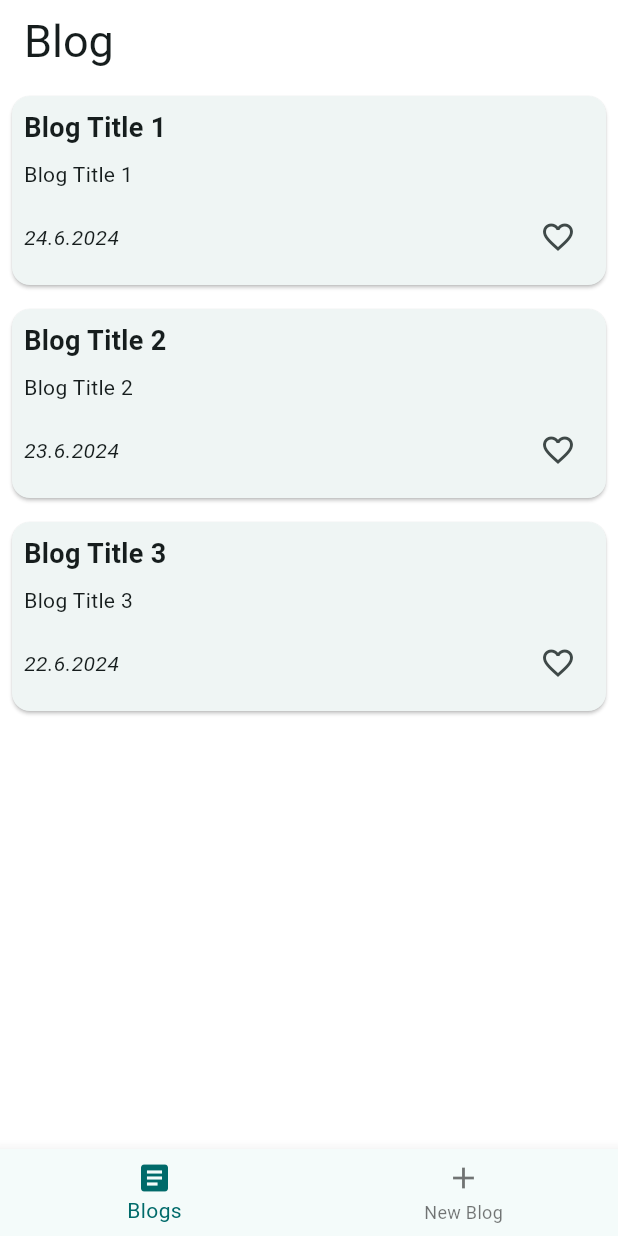
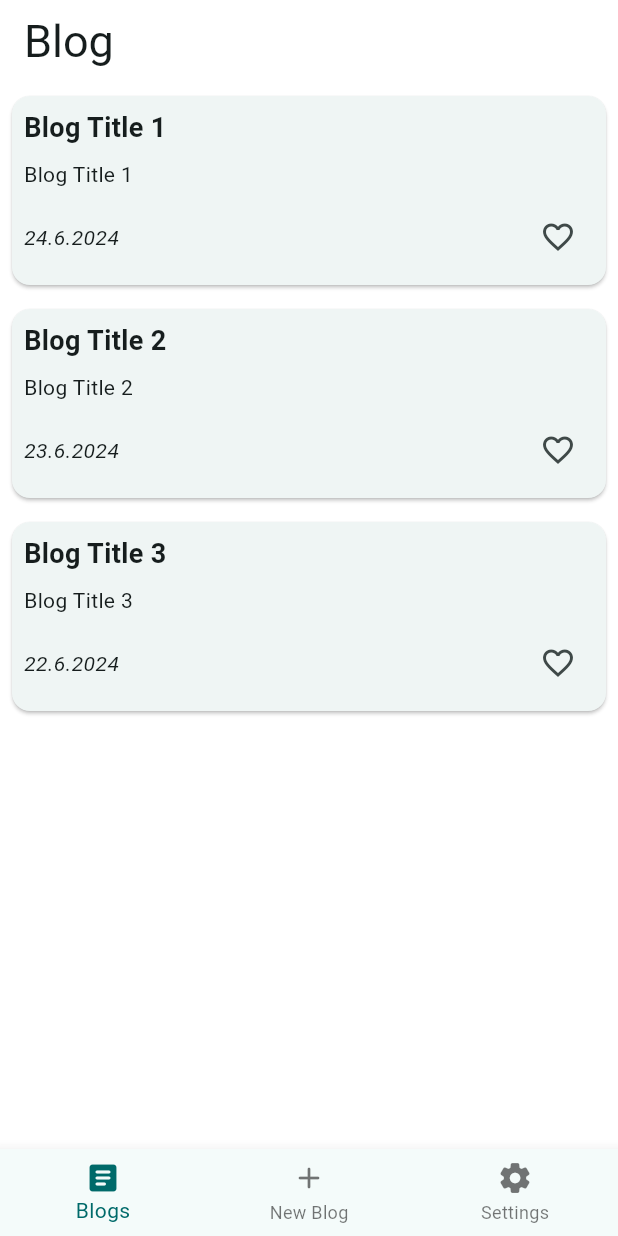
Before and after one commit to TukaWarrior/hftm_MobileComputing_Project_BlogProject, a Flutter app: the screen it shows after launch, on a phone screen of 412 x 824 dp. Run offline on Flutter 3.47's test engine with Material 3 defaults, Android fonts, the phone set to English and light mode, and no system bars.

Commit message:
Added darkmode and auto theme

```diff
--- a/lib/main.dart
+++ b/lib/main.dart
@@ -1,3 +1,4 @@
+import 'package:blog_project/providers/theme_provider.dart';
 import 'package:blog_project/utils/providers.dart';
 import 'package:flutter/material.dart';
 import 'package:provider/provider.dart';
@@ -16,13 +17,46 @@ class MainApp extends StatelessWidget {
   @override
   Widget build(BuildContext context) {
     return MultiProvider(
-      providers: [createBlogProvider()],
-      child: MaterialApp(
-        navigatorKey: mainNavigatorKey,
-        title: "Lucas Blog",
-        theme: theme,
-        home: const MainScreen(),
+      providers: [createBlogProvider(), createThemeProvider()],
+      child: Consumer<ThemeProvider>(
+        builder: (context, themeProvider, child) {
+          return MaterialApp(
+            navigatorKey: mainNavigatorKey,
+            title: "Lucas Blog",
+            theme: lightTheme,
+            darkTheme: darkTheme,
+            themeMode: themeProvider.themeMode,
+            home: const MainScreen(),
+          );
+        },
       ),
     );
   }
 }
+
+
+
+
+// void main() {
+//   runApp(const MainApp());
+// }
+
+// final GlobalKey<NavigatorState> mainNavigatorKey = GlobalKey<NavigatorState>();
+
+// class MainApp extends StatelessWidget {
+//   const MainApp({super.key});
+
+//   @override
+//   Widget build(BuildContext context) {
+//     return MultiProvider(
+//       providers: [createBlogProvider()],
+
+//       child: MaterialApp(
+//         navigatorKey: mainNavigatorKey,
+//         title: "Lucas Blog",
+//         theme: theme,
+//         home: const MainScreen(),
+//       ),
+//     );
+//   }
+// }
--- /dev/null
+++ b/lib/providers/theme_provider.dart
@@ -0,0 +1,12 @@
+import 'package:flutter/material.dart';
+
+class ThemeProvider extends ChangeNotifier {
+  ThemeMode _themeMode = ThemeMode.system;
+
+  ThemeMode get themeMode => _themeMode;
+
+  void setThemeMode(ThemeMode mode) {
+    _themeMode = mode;
+    notifyListeners();
+  }
+}
--- a/lib/screens/home_page.dart
+++ b/lib/screens/home_page.dart
@@ -94,9 +94,7 @@ class BlogWidget extends StatelessWidget {
                             )),
                     IconButton(
                       icon: Icon(
-                        blog.isLikedByMe
-                            ? Icons.favorite
-                            : Icons.favorite_border,
+                        blog.isLikedByMe ? Icons.favorite : Icons.favorite_border,
                       ),
                       onPressed: () async {
                         var blogProvider = context.read<BlogProvider>();
--- a/lib/screens/main_screen.dart
+++ b/lib/screens/main_screen.dart
@@ -1,4 +1,5 @@
 import 'package:blog_project/main.dart';
+import 'package:blog_project/screens/settings_page.dart';
 import 'package:flutter/material.dart';
 import 'package:blog_project/screens/blog/blog_new_page.dart';
 import 'package:blog_project/screens/home_page.dart';
@@ -15,8 +16,9 @@ class MainMenuItem {
 }
 
 List<MainMenuItem> _getMenuItems() => [
-      MainMenuItem(icon: Icons.article, text: "Blogs", page: const HomePage()),
-      MainMenuItem(icon: Icons.add, text: "New Blog", page: const BlogNewPage()),
+      MainMenuItem(icon: Icons.article_rounded, text: "Blogs", page: const HomePage()),
+      MainMenuItem(icon: Icons.add_rounded, text: "New Blog", page: const BlogNewPage()),
+      MainMenuItem(icon: Icons.settings_rounded, text: "Settings", page: const SettingsPage()),
     ];
 
 class MainScreen extends StatefulWidget {
--- a/lib/settings/theme.dart
+++ b/lib/settings/theme.dart
@@ -1,9 +1,13 @@
 /// This file sets the theme across the application.
 import 'package:flutter/material.dart';
 
-final ThemeData theme = ThemeData(
+final ThemeData lightTheme = ThemeData(
   useMaterial3: true,
-  colorScheme: ColorScheme.fromSeed(seedColor: Colors.cyanAccent),
+  colorScheme: ColorScheme.fromSeed(
+    seedColor: Colors.cyanAccent,
+    brightness: Brightness.light,
+  ),
+  brightness: Brightness.light,
   scaffoldBackgroundColor: const ColorScheme.light().surfaceContainerHighest,
   appBarTheme: AppBarTheme(
     backgroundColor: const ColorScheme.light().surfaceContainerHighest,
@@ -14,3 +18,26 @@ final ThemeData theme = ThemeData(
     ),
   ),
 );
+
+final ThemeData darkTheme = ThemeData(
+  useMaterial3: true,
+  colorScheme: ColorScheme.fromSeed(
+    seedColor: Colors.cyan,
+    brightness: Brightness.dark,
+  ),
+  brightness: Brightness.dark,
+  scaffoldBackgroundColor: const ColorScheme.dark().surfaceContainerHighest,
+  appBarTheme: AppBarTheme(
+    backgroundColor: const ColorScheme.dark().surfaceContainerHighest,
+  ),
+  textTheme: const TextTheme(
+    titleLarge: TextStyle(
+      fontSize: 30,
+    ),
+  ),
+);
+
+
+
+// highContrastTheme
+// highContrastDarkTheme
--- a/lib/utils/providers.dart
+++ b/lib/utils/providers.dart
@@ -1,5 +1,6 @@
 /// This file  initializes the Change Notifiers used across the application.
 import 'package:provider/provider.dart';
+import 'package:blog_project/providers/theme_provider.dart';
 import 'package:blog_project/providers/blog_provider.dart';
 
 // ChangeNotifier for BlogProvider
@@ -8,3 +9,10 @@ ChangeNotifierProvider<BlogProvider> createBlogProvider() {
     create: (_) => BlogProvider(),
   );
 }
+
+// ChangeNotifier for ThemeProvider
+ChangeNotifierProvider<ThemeProvider> createThemeProvider() {
+  return ChangeNotifierProvider<ThemeProvider>(
+    create: (_) => ThemeProvider(),
+  );
+}
```
Also changed, not shown: lib/screens/settings_page.dart (added, +74 -0 lines).
